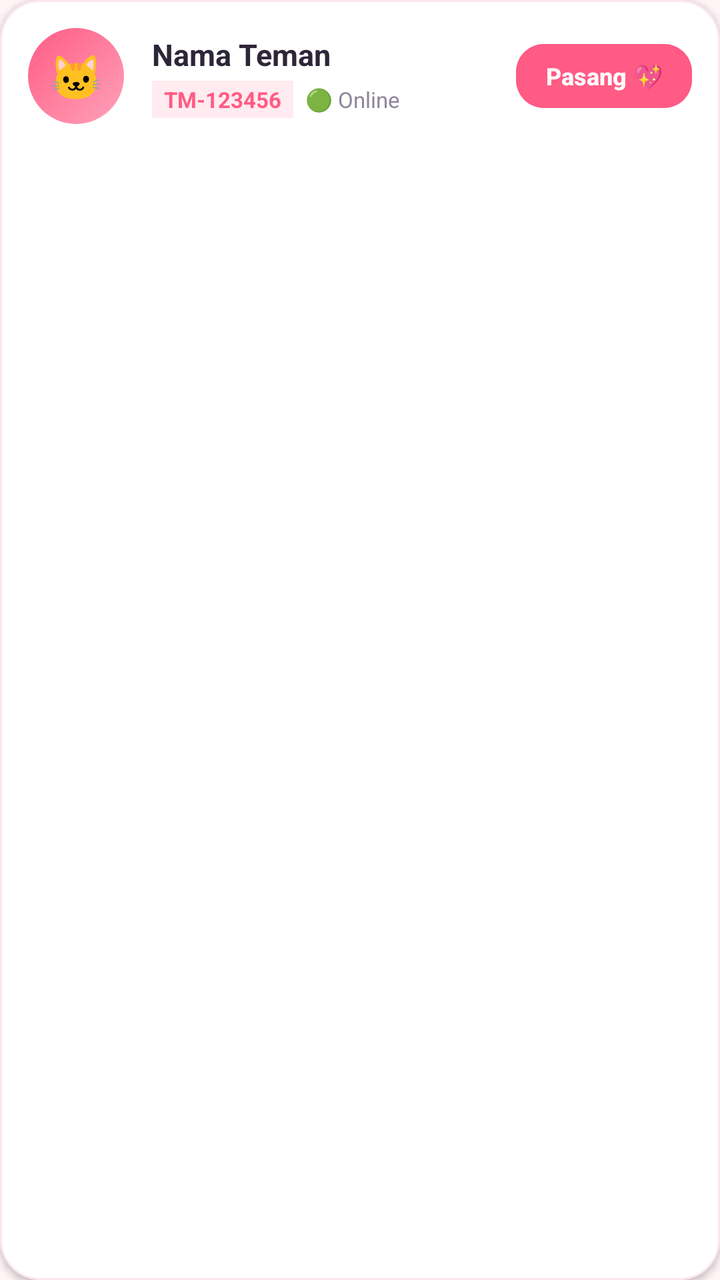
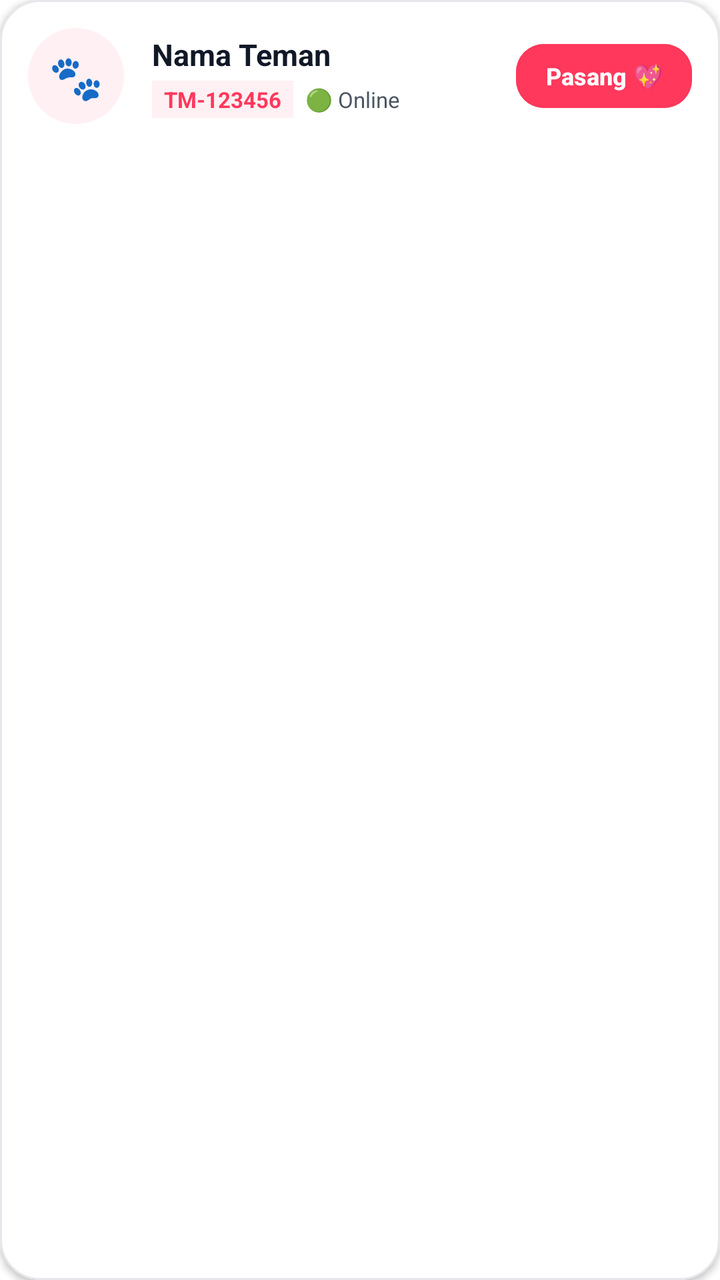

Screens rendered from an Android XML layout before and after an edit, with the pre-edit source and the edit as a unified diff.
<!-- AndroidManifest.xml: application theme Theme.Toomi -->
<!-- res/layout/item_friend.xml -->
<?xml version="1.0" encoding="utf-8"?>
<com.google.android.material.card.MaterialCardView xmlns:android="http://schemas.android.com/apk/res/android"
    xmlns:app="http://schemas.android.com/apk/res-auto"
    android:layout_width="match_parent"
    android:layout_height="wrap_content"
    android:layout_marginBottom="12dp"
    app:cardBackgroundColor="@color/bg_card"
    app:cardCornerRadius="20dp"
    app:cardElevation="2dp"
    app:strokeColor="@color/card_stroke"
    app:strokeWidth="1dp">

    <LinearLayout
        android:layout_width="match_parent"
        android:layout_height="wrap_content"
        android:gravity="center_vertical"
        android:orientation="horizontal"
        android:padding="14dp">

        
        <FrameLayout
            android:layout_width="48dp"
            android:layout_height="48dp"
            android:background="@drawable/bg_hero_card">

            <TextView
                android:id="@+id/tv_avatar_initial"
                android:layout_width="wrap_content"
                android:layout_height="wrap_content"
                android:layout_gravity="center"
                android:text="🐱"
                android:textSize="22sp" />
        </FrameLayout>

        
        <LinearLayout
            android:layout_width="0dp"
            android:layout_height="wrap_content"
            android:layout_marginStart="14dp"
            android:layout_weight="1"
            android:orientation="vertical">

            <TextView
                android:id="@+id/tv_friend_name"
                android:layout_width="wrap_content"
                android:layout_height="wrap_content"
                android:text="Nama Teman"
                android:textColor="@color/text_dark"
                android:textSize="15sp"
                android:textStyle="bold" />

            <LinearLayout
                android:layout_width="wrap_content"
                android:layout_height="wrap_content"
                android:layout_marginTop="3dp"
                android:gravity="center_vertical"
                android:orientation="horizontal">

                <TextView
                    android:id="@+id/tv_friend_toomi_id"
                    android:layout_width="wrap_content"
                    android:layout_height="wrap_content"
                    android:background="@color/primary_light"
                    android:paddingHorizontal="6dp"
                    android:paddingVertical="2dp"
                    android:text="TM-123456"
                    android:textColor="@color/primary"
                    android:textSize="11sp"
                    android:textStyle="bold" />

                <TextView
                    android:id="@+id/tv_friend_status"
                    android:layout_width="wrap_content"
                    android:layout_height="wrap_content"
                    android:layout_marginStart="6dp"
                    android:text="🟢 Online"
                    android:textColor="@color/text_secondary"
                    android:textSize="11sp" />
            </LinearLayout>
        </LinearLayout>

        
        <LinearLayout
            android:id="@+id/layout_request_actions"
            android:layout_width="wrap_content"
            android:layout_height="wrap_content"
            android:orientation="horizontal"
            android:visibility="gone">

            <com.google.android.material.button.MaterialButton
                android:id="@+id/btn_accept_friend"
                android:layout_width="wrap_content"
                android:layout_height="38dp"
                android:backgroundTint="@color/primary"
                android:paddingHorizontal="12dp"
                android:text="Terima"
                android:textColor="@color/text_white"
                android:textSize="11sp"
                android:textStyle="bold"
                app:cornerRadius="12dp" />

            <com.google.android.material.button.MaterialButton
                android:id="@+id/btn_reject_friend"
                style="@style/Widget.Material3.Button.TextButton"
                android:layout_width="wrap_content"
                android:layout_height="38dp"
                android:layout_marginStart="4dp"
                android:paddingHorizontal="8dp"
                android:text="Tolak"
                android:textColor="#FF6B6B"
                android:textSize="11sp" />
        </LinearLayout>

        <com.google.android.material.button.MaterialButton
            android:id="@+id/btn_pair_companion"
            android:layout_width="wrap_content"
            android:layout_height="40dp"
            android:backgroundTint="@color/primary"
            android:paddingHorizontal="14dp"
            android:text="Pasang 💖"
            android:textAllCaps="false"
            android:textColor="@color/text_white"
            android:textSize="12sp"
            android:textStyle="bold"
            app:cornerRadius="14dp" />

    </LinearLayout>
</com.google.android.material.card.MaterialCardView>
<!-- resources referenced by this layout -->
<resources>
  <color name="bg_card">#FFFFFF</color>
  <color name="card_stroke">#FCE6EC</color>
  <color name="primary">#FF5B84</color>
  <color name="primary_light">#FFEBF0</color>
  <color name="text_dark">#2D2638</color>
  <color name="text_secondary">#8E869B</color>
  <color name="text_white">#FFFFFF</color>
  <!-- drawable bg_hero_card (drawable) -->
  <?xml version="1.0" encoding="utf-8"?>
  <shape xmlns:android="http://schemas.android.com/apk/res/android"
      android:shape="rectangle">
      <gradient
          android:angle="135"
          android:endColor="@color/primary_gradient_end"
          android:startColor="@color/primary_gradient_start"
          android:type="linear" />
      <corners android:radius="24dp" />
  </shape>
  <style name="Theme.Toomi" parent="Theme.Material3.Light.NoActionBar">
          <item name="colorPrimary">@color/primary</item>
          <item name="colorSecondary">@color/primary_light</item>
          <item name="android:statusBarColor">@color/bg_main</item>
          <item name="android:windowLightStatusBar" tools:targetApi="m">true</item>
          <item name="android:windowBackground">@color/bg_main</item>
      </style>
  <color name="primary_gradient_end">#FF5B84</color>
  <color name="primary_gradient_start">#FFA2BA</color>
  <color name="bg_main">#FFF5F7</color>
</resources>

<!-- the commit's change to res/layout/item_friend.xml (unified diff, before → after) -->
@@ -21,14 +21,15 @@
         <FrameLayout
             android:layout_width="48dp"
             android:layout_height="48dp"
-            android:background="@drawable/bg_hero_card">
+            android:background="@drawable/bg_pastel_chip"
+            android:backgroundTint="@color/primary_light">
 
             <TextView
                 android:id="@+id/tv_avatar_initial"
                 android:layout_width="wrap_content"
                 android:layout_height="wrap_content"
                 android:layout_gravity="center"
-                android:text="🐱"
+                android:text="🐾"
                 android:textSize="22sp" />
         </FrameLayout>
 
<!-- resource entries referenced after the edit -->
@@ -1,22 +1,18 @@
 <!-- resources referenced by this layout -->
 <resources>
   <color name="bg_card">#FFFFFF</color>
-  <color name="card_stroke">#FCE6EC</color>
-  <color name="primary">#FF5B84</color>
-  <color name="primary_light">#FFEBF0</color>
-  <color name="text_dark">#2D2638</color>
-  <color name="text_secondary">#8E869B</color>
+  <color name="card_stroke">#E5E7EB</color>
+  <color name="primary">#FF385C</color>
+  <color name="primary_light">#FFF0F3</color>
+  <color name="text_dark">#111827</color>
+  <color name="text_secondary">#4B5563</color>
   <color name="text_white">#FFFFFF</color>
-  <!-- drawable bg_hero_card (drawable) -->
+  <!-- drawable bg_pastel_chip (drawable) -->
   <?xml version="1.0" encoding="utf-8"?>
   <shape xmlns:android="http://schemas.android.com/apk/res/android"
       android:shape="rectangle">
-      <gradient
-          android:angle="135"
-          android:endColor="@color/primary_gradient_end"
-          android:startColor="@color/primary_gradient_start"
-          android:type="linear" />
-      <corners android:radius="24dp" />
+      <solid android:color="@color/primary_light" />
+      <corners android:radius="50dp" />
   </shape>
   <style name="Theme.Toomi" parent="Theme.Material3.Light.NoActionBar">
           <item name="colorPrimary">@color/primary</item>
@@ -25,8 +21,6 @@
           <item name="android:windowLightStatusBar" tools:targetApi="m">true</item>
           <item name="android:windowBackground">@color/bg_main</item>
       </style>
-  <color name="primary_gradient_end">#FF5B84</color>
-  <color name="primary_gradient_start">#FFA2BA</color>
-  <color name="bg_main">#FFF5F7</color>
+  <color name="bg_main">#FFFFFF</color>
 </resources>
 
